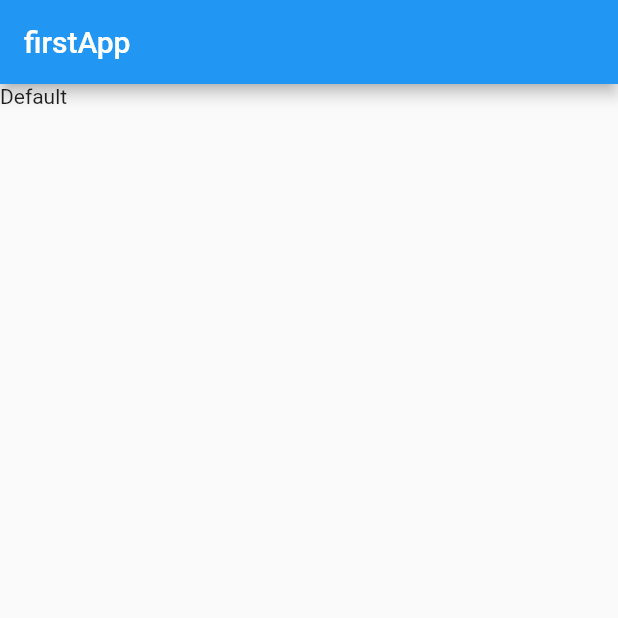
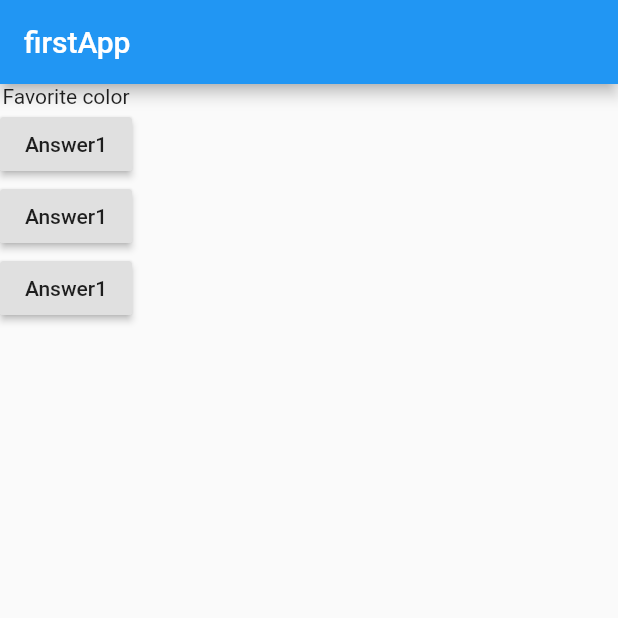
Before and after one commit to nikhild64/flutter, a Flutter app: the screen it shows after launch, on a phone screen of 412 x 824 dp, the top half of it. Run offline on Flutter 3.47's test engine with Material 2 defaults, Android fonts, the phone set to English and light mode, and no system bars.

```diff
--- a/lib/main.dart
+++ b/lib/main.dart
@@ -4,14 +4,44 @@ void main() {
   runApp(Myapp());
 }
 
-class Myapp extends StatelessWidget {
+class Myapp extends StatefulWidget {
+  @override
+  State<StatefulWidget> createState() {
+    return MyAppState();
+  }
+}
+
+class MyAppState extends State<Myapp> {
+  var questions = ['Favorite color', 'Favorite animal'];
+
+  var index = 0;
+  void answerQuestion() {
+    print(index);
+
+    setState(() {
+      if (index == questions.length - 1) {
+        index = 0;
+      } else {
+        index = index + 1;
+      }
+    });
+    print(index);
+  }
+
   Widget build(BuildContext context) {
     return MaterialApp(
       home: Scaffold(
         appBar: AppBar(
           title: Text('firstApp'),
         ),
-        body: Text('Default'),
+        body: Column(
+          children: [
+            Text(questions[index]),
+            RaisedButton(child: Text('Answer1'), onPressed: answerQuestion),
+            RaisedButton(child: Text('Answer1'), onPressed: answerQuestion),
+            RaisedButton(child: Text('Answer1'), onPressed: answerQuestion),
+          ],
+        ),
       ),
     );
   }
```
